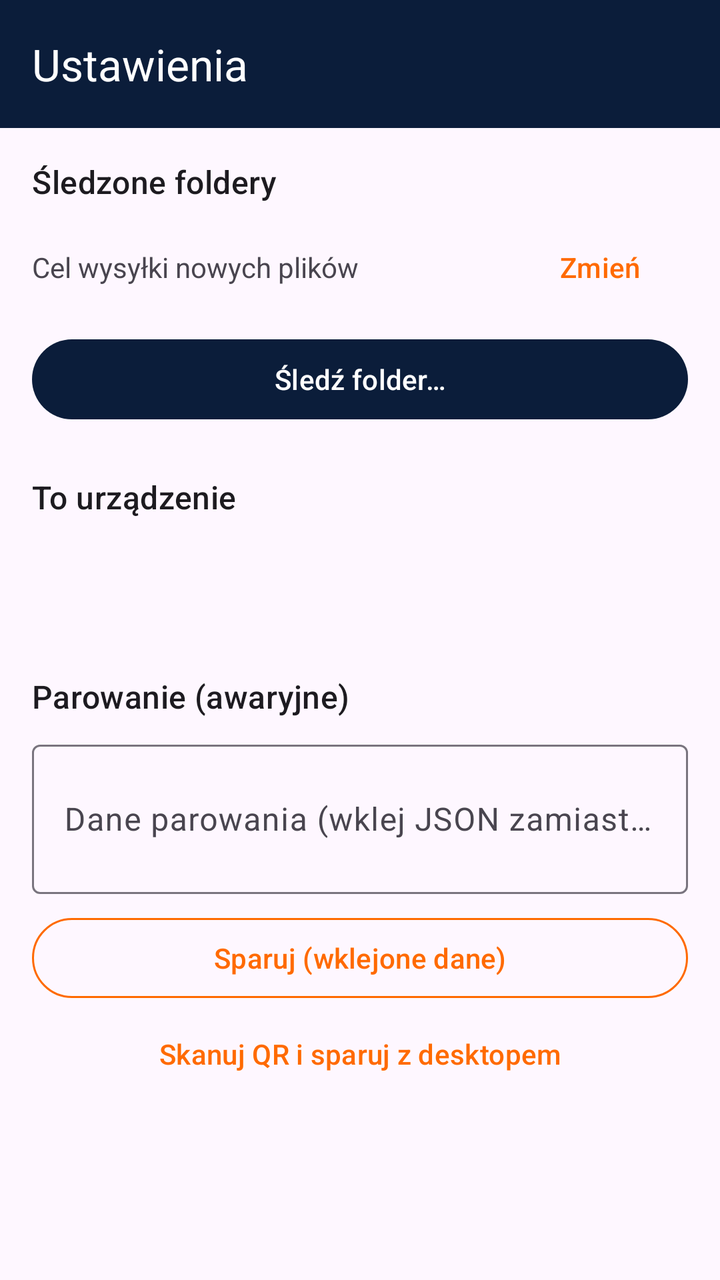
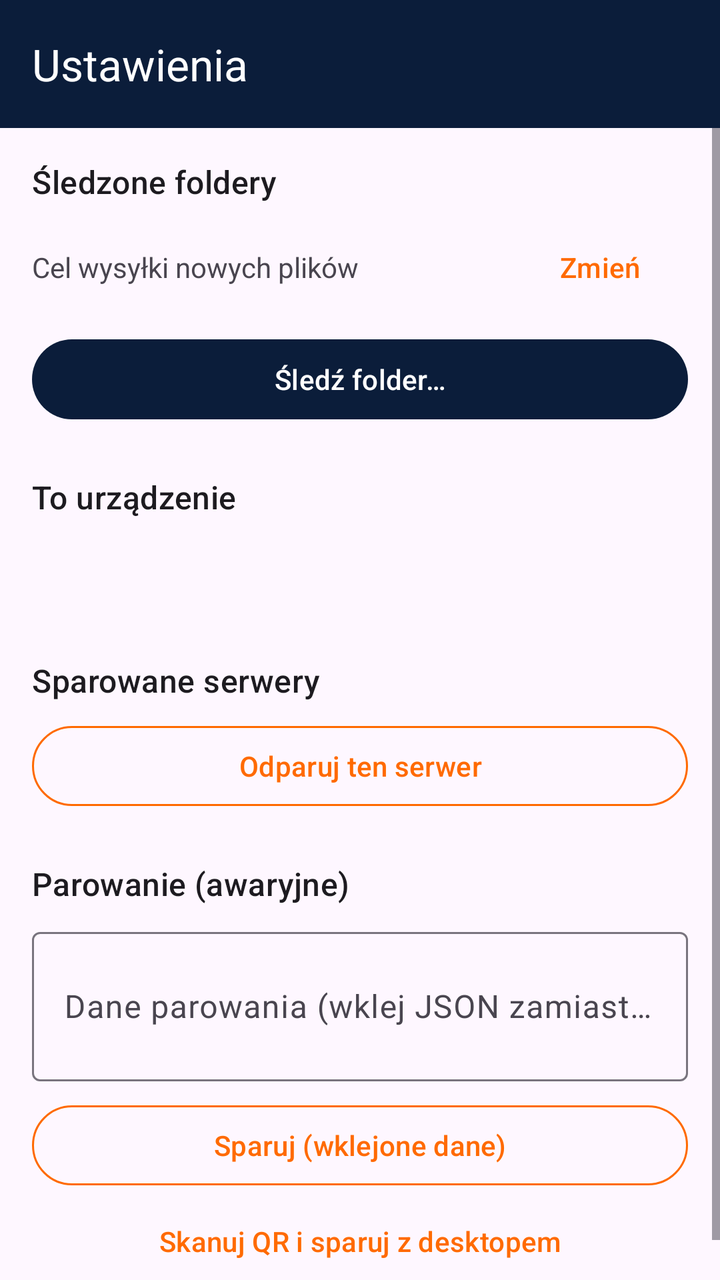

The first picture is an Android layout as it rendered before a commit; the second is the same layout after the commit. The layout source and the unified diff follow.
<!-- AndroidManifest.xml: application theme Theme.Filees -->
<!-- res/layout/activity_settings.xml -->
<?xml version="1.0" encoding="utf-8"?>
<LinearLayout xmlns:android="http://schemas.android.com/apk/res/android"
    xmlns:app="http://schemas.android.com/apk/res-auto"
    android:layout_width="match_parent"
    android:layout_height="match_parent"
    android:orientation="vertical">

    <com.google.android.material.appbar.MaterialToolbar
        android:id="@+id/toolbar"
        android:layout_width="match_parent"
        android:layout_height="wrap_content"
        android:background="@color/filees_navy"
        android:minHeight="?attr/actionBarSize"
        app:title="@string/action_settings"
        app:titleTextColor="@color/filees_white"
        app:navigationIconTint="@color/filees_white"
        app:itemIconTint="@color/filees_white" />

    <ScrollView
        android:id="@+id/scrollSettings"
        android:layout_width="match_parent"
        android:layout_height="match_parent"
        android:clipToPadding="false">

    <LinearLayout
        android:layout_width="match_parent"
        android:layout_height="wrap_content"
        android:orientation="vertical"
        android:padding="16dp">

        
        <TextView
            android:layout_width="wrap_content"
            android:layout_height="wrap_content"
            android:text="@string/settings_watched"
            android:textAppearance="?attr/textAppearanceTitleMedium" />

        <LinearLayout
            android:layout_width="match_parent"
            android:layout_height="wrap_content"
            android:layout_marginTop="8dp"
            android:gravity="center_vertical"
            android:orientation="horizontal">

            <TextView
                android:layout_width="0dp"
                android:layout_height="wrap_content"
                android:layout_weight="1"
                android:text="@string/settings_upload_target" />

            <TextView
                android:id="@+id/textUploadTarget"
                android:layout_width="wrap_content"
                android:layout_height="wrap_content"
                android:layout_marginStart="8dp"
                android:textStyle="bold" />

            <com.google.android.material.button.MaterialButton
                android:id="@+id/buttonChangeUploadTarget"
                style="@style/Widget.Filees.Button.TextButton"
                android:layout_width="wrap_content"
                android:layout_height="wrap_content"
                android:text="@string/action_change_upload_target" />
        </LinearLayout>

        <com.google.android.material.button.MaterialButton
            android:id="@+id/buttonAddWatched"
            android:layout_width="match_parent"
            android:layout_height="wrap_content"
            android:layout_marginTop="8dp"
            android:text="@string/action_add_watched" />

        <LinearLayout
            android:id="@+id/listWatched"
            android:layout_width="match_parent"
            android:layout_height="wrap_content"
            android:orientation="vertical" />

        <TextView
            android:layout_width="wrap_content"
            android:layout_height="wrap_content"
            android:layout_marginTop="24dp"
            android:text="@string/settings_device"
            android:textAppearance="?attr/textAppearanceTitleMedium" />

        <TextView
            android:id="@+id/textDevicePublicKey"
            android:layout_width="match_parent"
            android:layout_height="wrap_content"
            android:layout_marginTop="8dp"
            android:fontFamily="monospace"
            android:textIsSelectable="true" />

        <TextView
            android:id="@+id/textDetails"
            android:layout_width="match_parent"
            android:layout_height="wrap_content"
            android:layout_marginTop="8dp"
            android:textIsSelectable="true" />

        <TextView
            android:layout_width="wrap_content"
            android:layout_height="wrap_content"
            android:layout_marginTop="24dp"
            android:text="@string/settings_pairing"
            android:textAppearance="?attr/textAppearanceTitleMedium" />

        <com.google.android.material.textfield.TextInputLayout
            android:layout_width="match_parent"
            android:layout_height="wrap_content"
            android:layout_marginTop="8dp">

            <com.google.android.material.textfield.TextInputEditText
                android:id="@+id/editPairingPayload"
                android:layout_width="match_parent"
                android:layout_height="wrap_content"
                android:hint="@string/hint_pairing_payload"
                android:inputType="textMultiLine"
                android:minLines="2"
                android:saveEnabled="false" />
        </com.google.android.material.textfield.TextInputLayout>

        <com.google.android.material.button.MaterialButton
            android:id="@+id/buttonPairPasted"
            style="@style/Widget.Filees.Button.OutlinedButton"
            android:layout_width="match_parent"
            android:layout_height="wrap_content"
            android:layout_marginTop="8dp"
            android:text="@string/action_pair_pasted" />

        <com.google.android.material.button.MaterialButton
            android:id="@+id/buttonScanQr"
            style="@style/Widget.Filees.Button.TextButton"
            android:layout_width="match_parent"
            android:layout_height="wrap_content"
            android:text="@string/action_scan_qr" />
    </LinearLayout>
    </ScrollView>
</LinearLayout>
<!-- resources referenced by this layout -->
<resources>
  <color name="filees_navy">#0B1D3A</color>
  <color name="filees_white">#FFFFFF</color>
  <string name="action_add_watched">Śledź folder…</string>
  <string name="action_change_upload_target">Zmień</string>
  <string name="action_pair_pasted">Sparuj (wklejone dane)</string>
  <string name="action_scan_qr">Skanuj QR i sparuj z desktopem</string>
  <string name="action_settings">Ustawienia</string>
  <string name="hint_pairing_payload">Dane parowania (wklej JSON zamiast skanować QR)</string>
  <string name="settings_device">To urządzenie</string>
  <string name="settings_pairing">Parowanie (awaryjne)</string>
  <string name="settings_upload_target">Cel wysyłki nowych plików</string>
  <string name="settings_watched">Śledzone foldery</string>
  <style name="Widget.Filees.Button.OutlinedButton" parent="Widget.Material3.Button.OutlinedButton">
          <item name="android:textColor">@color/filees_orange</item>
          <item name="strokeColor">@color/filees_orange</item>
          <item name="rippleColor">@color/filees_orange</item>
          <item name="iconTint">@color/filees_orange</item>
      </style>
  <style name="Widget.Filees.Button.TextButton" parent="Widget.Material3.Button.TextButton">
          <item name="android:textColor">@color/filees_orange</item>
          <item name="rippleColor">@color/filees_orange</item>
          <item name="iconTint">@color/filees_orange</item>
      </style>
  <style name="Theme.Filees" parent="Theme.Material3.DayNight.NoActionBar">
          <item name="android:statusBarColor">@color/filees_navy</item>
          <item name="android:navigationBarColor">@color/filees_navy</item>
          <item name="android:windowLightStatusBar">false</item>
  
          <item name="colorPrimary">@color/filees_navy</item>
          <item name="colorOnPrimary">@color/filees_white</item>
          <item name="colorPrimaryContainer">@color/filees_navy_container</item>
          <item name="colorOnPrimaryContainer">@color/filees_white</item>
  
          <item name="colorSecondary">@color/filees_orange</item>
          <item name="colorOnSecondary">@color/filees_white</item>
          <item name="colorSecondaryContainer">@color/filees_orange_container</item>
          <item name="colorOnSecondaryContainer">@color/filees_navy</item>
  
          <item name="actionMenuTextColor">@color/filees_white</item>
      </style>
  <color name="filees_orange">#FF6A00</color>
  <color name="filees_navy_container">#14294D</color>
  <color name="filees_orange_container">#FFDCC2</color>
</resources>

<!-- the commit's change to res/layout/activity_settings.xml (unified diff, before → after) -->
@@ -101,6 +101,27 @@
         <TextView
             android:layout_width="wrap_content"
             android:layout_height="wrap_content"
+            android:layout_marginTop="16dp"
+            android:text="@string/settings_servers"
+            android:textAppearance="?attr/textAppearanceTitleMedium" />
+
+        <LinearLayout
+            android:id="@+id/listServers"
+            android:layout_width="match_parent"
+            android:layout_height="wrap_content"
+            android:orientation="vertical" />
+
+        <com.google.android.material.button.MaterialButton
+            android:id="@+id/buttonUnpair"
+            style="@style/Widget.Filees.Button.OutlinedButton"
+            android:layout_width="match_parent"
+            android:layout_height="wrap_content"
+            android:layout_marginTop="8dp"
+            android:text="@string/action_unpair" />
+
+        <TextView
+            android:layout_width="wrap_content"
+            android:layout_height="wrap_content"
             android:layout_marginTop="24dp"
             android:text="@string/settings_pairing"
             android:textAppearance="?attr/textAppearanceTitleMedium" />
<!-- resource entries referenced after the edit -->
@@ -7,9 +7,11 @@
   <string name="action_pair_pasted">Sparuj (wklejone dane)</string>
   <string name="action_scan_qr">Skanuj QR i sparuj z desktopem</string>
   <string name="action_settings">Ustawienia</string>
+  <string name="action_unpair">Odparuj ten serwer</string>
   <string name="hint_pairing_payload">Dane parowania (wklej JSON zamiast skanować QR)</string>
   <string name="settings_device">To urządzenie</string>
   <string name="settings_pairing">Parowanie (awaryjne)</string>
+  <string name="settings_servers">Sparowane serwery</string>
   <string name="settings_upload_target">Cel wysyłki nowych plików</string>
   <string name="settings_watched">Śledzone foldery</string>
   <style name="Widget.Filees.Button.OutlinedButton" parent="Widget.Material3.Button.OutlinedButton">
